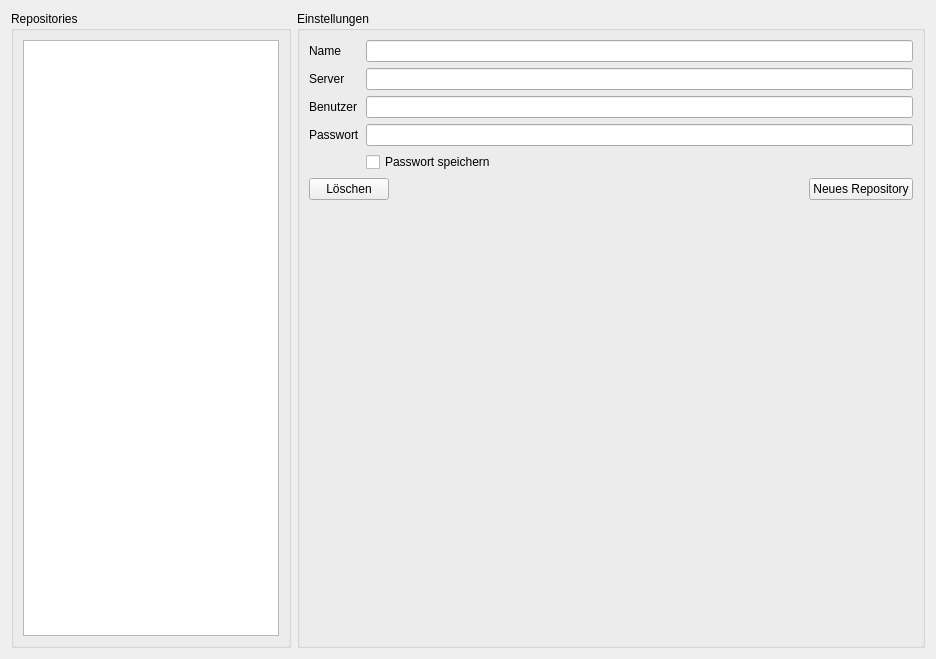
Qt form SettingsWidget.ui (Komet/RedmineConnector) before a commit.
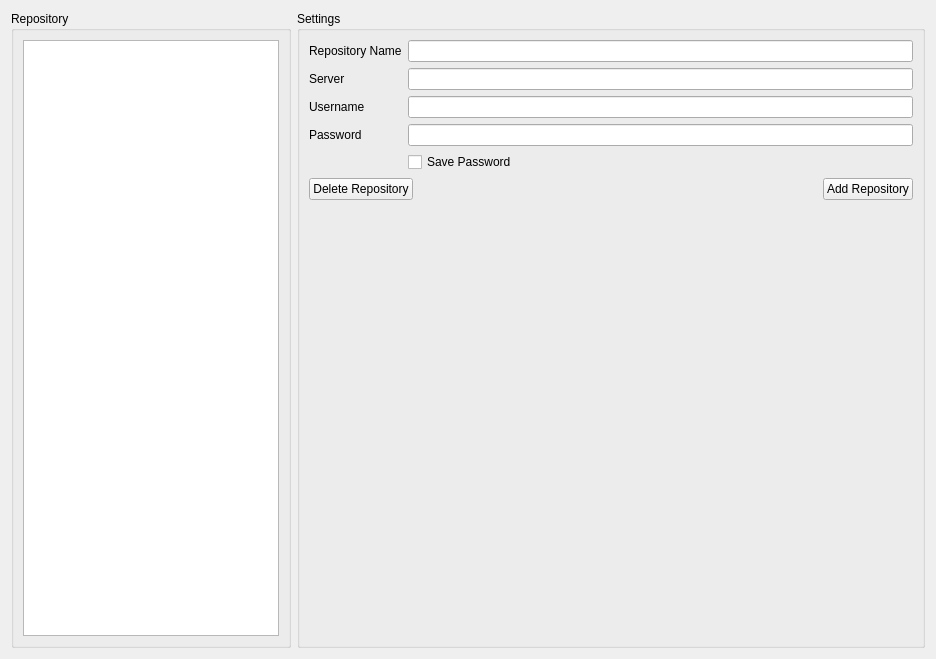
The same form after that commit.

Patch:
```diff
--- a/SettingsWidget.ui
+++ b/SettingsWidget.ui
@@ -17,7 +17,7 @@
    <item>
     <widget class="QGroupBox" name="groupRepos">
      <property name="title">
-      <string>Repositories</string>
+      <string>Repository</string>
      </property>
      <layout class="QVBoxLayout" name="verticalLayout_2">
       <item>
@@ -33,7 +33,7 @@
    <item>
     <widget class="QGroupBox" name="groupSettings">
      <property name="title">
-      <string>Einstellungen</string>
+      <string>Settings</string>
      </property>
      <layout class="QVBoxLayout" name="verticalLayout_3">
       <item>
@@ -43,7 +43,7 @@
           <item row="0" column="0">
            <widget class="QLabel" name="label_2">
             <property name="text">
-             <string>Name</string>
+             <string>Repository Name</string>
             </property>
            </widget>
           </item>
@@ -57,14 +57,14 @@
           <item row="2" column="0">
            <widget class="QLabel" name="label">
             <property name="text">
-             <string>Benutzer</string>
+             <string>Username</string>
             </property>
            </widget>
           </item>
           <item row="3" column="0">
            <widget class="QLabel" name="label_4">
             <property name="text">
-             <string>Passwort</string>
+             <string>Password</string>
             </property>
            </widget>
           </item>
@@ -87,7 +87,7 @@
           <item row="4" column="1">
            <widget class="QCheckBox" name="repoSavePassword">
             <property name="text">
-             <string>Passwort speichern</string>
+             <string>Save Password</string>
             </property>
            </widget>
           </item>
@@ -98,7 +98,7 @@
           <item>
            <widget class="QPushButton" name="buttonDelete">
             <property name="text">
-             <string>Löschen</string>
+             <string>Delete Repository</string>
             </property>
            </widget>
           </item>
@@ -118,7 +118,7 @@
           <item>
            <widget class="QPushButton" name="buttonAddRepo">
             <property name="text">
-             <string>Neues Repository</string>
+             <string>Add Repository</string>
             </property>
            </widget>
           </item>
```
